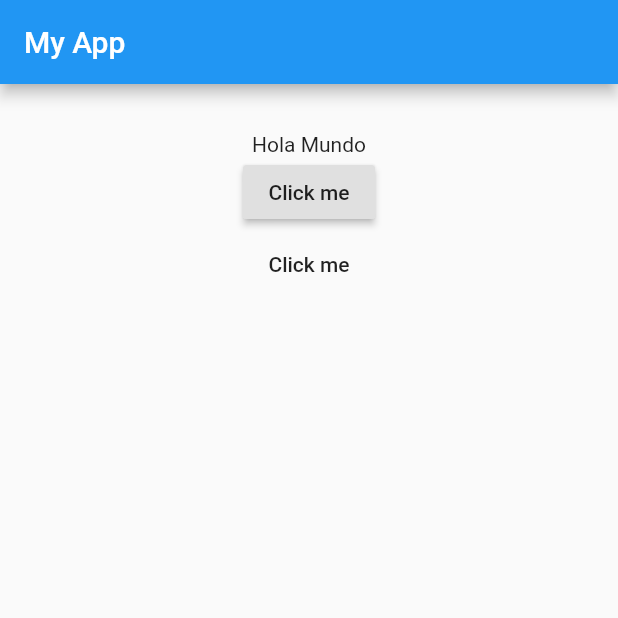
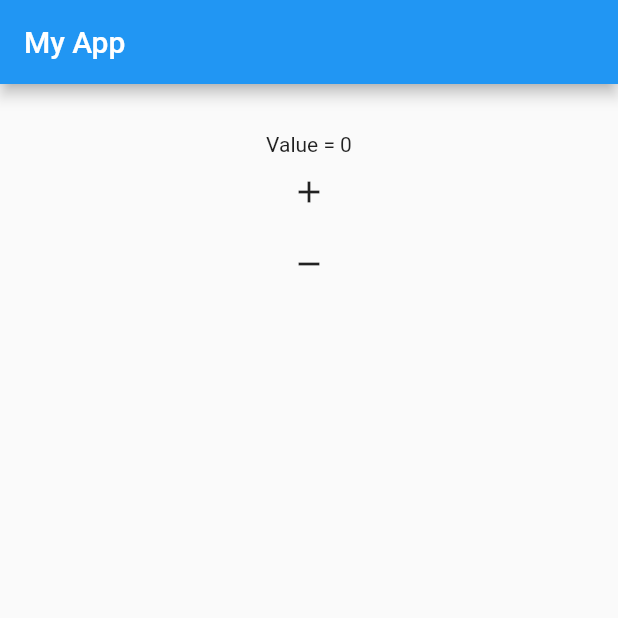
Before and after one commit to geordanex/Flutter-showcase, a Flutter app: the screen it shows after launch, on a phone screen of 412 x 824 dp, the top half of it. Run offline on Flutter 3.47's test engine with Material 2 defaults, Android fonts, the phone set to English and light mode, and no system bars.

Commit message:
Implementacion de IconButton

```diff
--- a/lib/main.dart
+++ b/lib/main.dart
@@ -8,12 +8,17 @@ class MyApp extends StatefulWidget {
 }
 
 class _State extends State<MyApp> {
+  int _value = 0;
 
-  String _value = 'Hola Mundo';
+  void _add() {
+    setState(() {
+      _value++;
+    });
+  }
 
-  void _onPressed() {
+  void _subtract() {
     setState(() {
-      _value = new DateTime.now().toString();
+      _value--;
     });
   }
 
@@ -28,9 +33,15 @@ class _State extends State<MyApp> {
         child: new Center(
           child: new Column(
             children: <Widget>[
-              new Text(_value),
-              new RaisedButton(onPressed: _onPressed, child: new Text('Click me')),
-              new FlatButton(onPressed: _onPressed, child: new Text('Click me'))
+              new Text('Value = ${_value}'),
+              new IconButton(
+                icon: new Icon(Icons.add),
+                onPressed: _add,
+              ),
+              new IconButton(
+                icon: new Icon(Icons.remove),
+                onPressed: _subtract,
+              )
             ],
           ),
         ),
```
